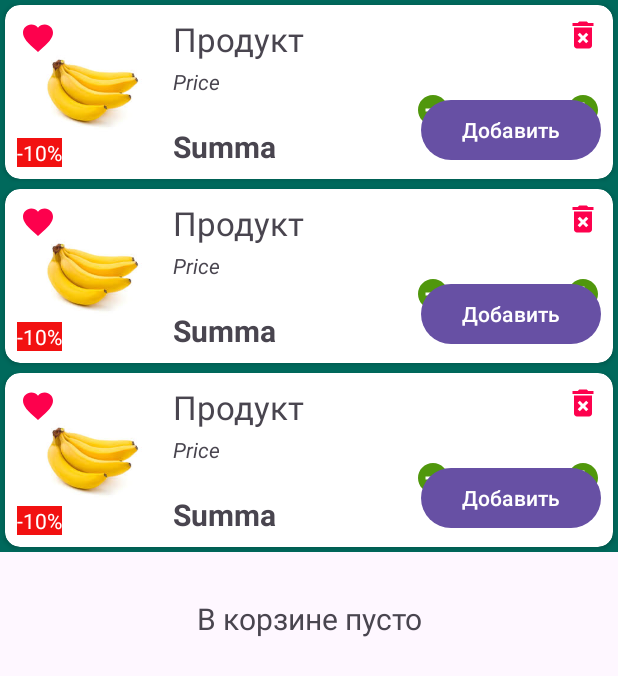
After one commit to DmitriyS2/eStore_kt, an Android app: the layout fragment_for_basket.xml on its own in the app's theme, with its tools: preview values and no code run, on a phone screen of 412 x 824 dp. The commit adds this screen. Shown: the top 676 px of the screen. Run offline under Robolectric (Android 15) with nearby library versions, the phone set to English and light mode, and no system bars.

Commit message:
added basket

```diff
--- a/app/src/main/java/ru/netology/estore/dto/Product.kt
+++ b/app/src/main/java/ru/netology/estore/dto/Product.kt
@@ -12,5 +12,7 @@ data class Product(
     var isDiscount:Boolean = false,
     var minusPercent:Int = 0,
     var isFavorite:Boolean = false,
-    var weight:Double = 0.0
+    var weight:Double = 0.0,
+    var inBasket:Boolean = false,
+    var sum: Double = 0.0
 )
--- a/app/src/main/java/ru/netology/estore/model/FullProduct.kt
+++ b/app/src/main/java/ru/netology/estore/model/FullProduct.kt
@@ -5,5 +5,8 @@ import ru.netology.estore.dto.Product
 
 data class FullProduct(
     var products:List<Product> = emptyList(),
-    var status:String = Data.allGroup
+    var status:String = Data.allGroup,
+    var isEmptyBasket:Boolean = false,
+    var statusBasket:Boolean = false,
+    var statusCatalog:Boolean = false
 )
--- /dev/null
+++ b/app/src/main/res/drawable/button_minus_24.xml
@@ -0,0 +1,5 @@
+<vector android:height="24dp" android:tint="#50970C"
+    android:viewportHeight="24" android:viewportWidth="24"
+    android:width="24dp" xmlns:android="http://schemas.android.com/apk/res/android">
+    <path android:fillColor="@android:color/white" android:pathData="M12,2C6.48,2 2,6.48 2,12s4.48,10 10,10 10,-4.48 10,-10S17.52,2 12,2zM17,13L7,13v-2h10v2z"/>
+</vector>
--- /dev/null
+++ b/app/src/main/res/drawable/button_plus_24.xml
@@ -0,0 +1,5 @@
+<vector android:height="24dp" android:tint="#50970C"
+    android:viewportHeight="24" android:viewportWidth="24"
+    android:width="24dp" xmlns:android="http://schemas.android.com/apk/res/android">
+    <path android:fillColor="@android:color/white" android:pathData="M12,2C6.48,2 2,6.48 2,12s4.48,10 10,10 10,-4.48 10,-10S17.52,2 12,2zM17,13h-4v4h-2v-4L7,13v-2h4L11,7h2v4h4v2z"/>
+</vector>
--- /dev/null
+++ b/app/src/main/res/drawable/delete_green_24.xml
@@ -0,0 +1,5 @@
+<vector android:height="24dp" android:tint="#50970C"
+    android:viewportHeight="24" android:viewportWidth="24"
+    android:width="24dp" xmlns:android="http://schemas.android.com/apk/res/android">
+    <path android:fillColor="@android:color/white" android:pathData="M6,19c0,1.1 0.9,2 2,2h8c1.1,0 2,-0.9 2,-2V7H6v12zM19,4h-3.5l-1,-1h-5l-1,1H5v2h14V4z"/>
+</vector>
--- /dev/null
+++ b/app/src/main/res/drawable/delete_red_24.xml
@@ -0,0 +1,5 @@
+<vector android:height="24dp" android:tint="#FD014D"
+    android:viewportHeight="24" android:viewportWidth="24"
+    android:width="24dp" xmlns:android="http://schemas.android.com/apk/res/android">
+    <path android:fillColor="@android:color/white" android:pathData="M6,19c0,1.1 0.9,2 2,2h8c1.1,0 2,-0.9 2,-2L18,7L6,7v12zM8.46,11.88l1.41,-1.41L12,12.59l2.12,-2.12 1.41,1.41L13.41,14l2.12,2.12 -1.41,1.41L12,15.41l-2.12,2.12 -1.41,-1.41L10.59,14l-2.13,-2.12zM15.5,4l-1,-1h-5l-1,1L5,4v2h14L19,4z"/>
+</vector>
--- a/app/src/main/res/layout/activity_main.xml
+++ b/app/src/main/res/layout/activity_main.xml
@@ -30,7 +30,7 @@
         />
 
     <androidx.constraintlayout.widget.ConstraintLayout
-        android:layout_width="match_parent"
+        android:layout_width="0dp"
         android:layout_height="0dp"
         android:id="@+id/placeHolder"
         app:layout_constraintStart_toStartOf="parent"
@@ -44,6 +44,7 @@
         android:layout_width="0dp"
         android:layout_height="wrap_content"
         app:menu="@menu/bottom_main"
+
         app:layout_constraintBottom_toBottomOf="parent"
         app:layout_constraintStart_toStartOf="parent"
         app:layout_constraintEnd_toEndOf="parent"
--- /dev/null
+++ b/app/src/main/res/layout/fragment_for_basket.xml
@@ -0,0 +1,34 @@
+<?xml version="1.0" encoding="utf-8"?>
+<androidx.constraintlayout.widget.ConstraintLayout xmlns:android="http://schemas.android.com/apk/res/android"
+    xmlns:app="http://schemas.android.com/apk/res-auto"
+    xmlns:tools="http://schemas.android.com/tools"
+    android:layout_width="match_parent"
+    android:layout_height="match_parent"
+    tools:context=".activity.FragmentForBasket">
+
+
+    <TextView
+        android:id="@+id/txEmptyBasket"
+        android:layout_width="wrap_content"
+        android:layout_height="wrap_content"
+        android:gravity="center"
+        android:text="В корзине пусто"
+        android:textSize="20sp"
+        app:layout_constraintBottom_toBottomOf="parent"
+        app:layout_constraintEnd_toEndOf="parent"
+        app:layout_constraintStart_toStartOf="parent"
+        app:layout_constraintTop_toTopOf="parent" />
+
+    <androidx.recyclerview.widget.RecyclerView
+        android:id="@+id/rwProducts"
+        android:layout_width="match_parent"
+        android:layout_height="match_parent"
+        app:layoutManager="androidx.recyclerview.widget.LinearLayoutManager"
+
+        tools:listitem="@layout/item_for_basket_product"
+        app:layout_constraintEnd_toEndOf="parent"
+        app:layout_constraintStart_toStartOf="parent"
+        app:layout_constraintTop_toTopOf="parent" />
+
+
+</androidx.constraintlayout.widget.ConstraintLayout>
--- /dev/null
+++ b/app/src/main/res/layout/item_for_basket_product.xml
@@ -0,0 +1,173 @@
+<?xml version="1.0" encoding="utf-8"?>
+<androidx.constraintlayout.widget.ConstraintLayout xmlns:android="http://schemas.android.com/apk/res/android"
+    xmlns:app="http://schemas.android.com/apk/res-auto"
+    xmlns:tools="http://schemas.android.com/tools"
+    android:layout_width="match_parent"
+    android:layout_height="wrap_content"
+    android:background="@color/green"
+
+    >
+
+
+    <androidx.cardview.widget.CardView
+        android:layout_width="match_parent"
+        android:layout_height="match_parent"
+        app:layout_constraintBottom_toBottomOf="parent"
+        app:layout_constraintEnd_toEndOf="parent"
+        app:layout_constraintStart_toStartOf="parent"
+        app:layout_constraintTop_toTopOf="parent"
+        app:cardCornerRadius="10dp"
+        android:layout_margin="3dp"
+        >
+
+        <androidx.constraintlayout.widget.ConstraintLayout
+            android:layout_width="match_parent"
+            android:layout_height="wrap_content"
+            android:padding="8dp"
+
+            >
+
+
+            <ImageView
+                android:id="@+id/avatar"
+                android:layout_width="100dp"
+                android:layout_height="100dp"
+
+                app:layout_constraintStart_toStartOf="parent"
+                app:layout_constraintTop_toTopOf="parent"
+                tools:src="@drawable/banan" />
+
+            <ImageButton
+                android:id="@+id/buttonLike"
+                android:layout_width="wrap_content"
+                android:layout_height="wrap_content"
+                android:layout_marginTop="2dp"
+                android:layout_marginStart="2dp"
+                android:background="@android:color/transparent"
+                app:layout_constraintStart_toStartOf="@id/avatar"
+                app:layout_constraintTop_toTopOf="@id/avatar"
+                tools:src="@drawable/like_24"
+                />
+
+            <ImageButton
+                android:layout_width="wrap_content"
+                android:layout_height="wrap_content"
+                android:id="@+id/buttonDelete"
+                app:layout_constraintTop_toTopOf="@id/avatar"
+                app:layout_constraintEnd_toEndOf="@id/buttonPlus"
+                android:src="@drawable/delete_red_24"
+                android:background="@android:color/transparent"
+
+                />
+
+            <TextView
+                android:layout_width="wrap_content"
+                android:layout_height="wrap_content"
+                android:id="@+id/txMinusPrice"
+                app:layout_constraintBottom_toBottomOf="@id/avatar"
+                app:layout_constraintStart_toStartOf="@id/avatar"
+                android:background="@color/red"
+                android:textColor="@color/white"
+                tools:text = "-10%"
+
+                />
+
+            <TextView
+                android:id="@+id/txItem"
+                android:layout_width="wrap_content"
+                android:layout_height="wrap_content"
+                android:layout_marginStart="4dp"
+                android:textSize="22sp"
+
+                app:layout_constraintStart_toEndOf="@id/avatar"
+                app:layout_constraintTop_toTopOf="@id/avatar"
+                tools:text="Продукт" />
+
+            <TextView
+                android:id="@+id/txPrice"
+                android:layout_width="0dp"
+                android:layout_height="wrap_content"
+                android:layout_marginTop="4dp"
+                android:textSize="14sp"
+                android:textStyle="italic"
+                app:layout_constraintStart_toStartOf="@id/txItem"
+                app:layout_constraintTop_toBottomOf="@id/txItem"
+                tools:text="Price" />
+
+            <TextView
+                android:id="@+id/txSumma"
+                android:layout_width="0dp"
+                android:layout_height="wrap_content"
+                android:layout_marginTop="8dp"
+                android:textSize="20sp"
+                android:textStyle="bold"
+
+                app:layout_constraintStart_toStartOf="@id/txItem"
+                app:layout_constraintBottom_toBottomOf="@id/avatar"
+                tools:text="Summa" />
+
+            <ImageButton
+                android:layout_width="wrap_content"
+                android:layout_height="wrap_content"
+                app:layout_constraintTop_toTopOf="@id/avatar"
+                app:layout_constraintBottom_toBottomOf="@id/avatar"
+                app:layout_constraintEnd_toEndOf="parent"
+
+                android:src="@drawable/button_plus_24"
+                android:layout_marginTop="24dp"
+                android:background="@android:color/transparent"
+                android:id="@+id/buttonPlus"
+                />
+
+            <TextView
+                android:layout_width="60dp"
+                android:layout_height="wrap_content"
+                app:layout_constraintTop_toTopOf="@id/buttonPlus"
+                app:layout_constraintBottom_toBottomOf="@id/buttonPlus"
+                app:layout_constraintEnd_toStartOf="@id/buttonPlus"
+                android:gravity="center"
+                android:id="@+id/txWeight"
+                android:layout_marginEnd="8dp"
+                tools:text = "0.3 кг"
+                />
+
+            <ImageButton
+                android:layout_width="wrap_content"
+                android:layout_height="wrap_content"
+                app:layout_constraintTop_toTopOf="@id/buttonPlus"
+                app:layout_constraintBottom_toBottomOf="@id/buttonPlus"
+                app:layout_constraintEnd_toStartOf="@id/txWeight"
+
+                android:src="@drawable/button_minus_24"
+                android:layout_marginEnd="8dp"
+
+                android:background="@android:color/transparent"
+                android:id="@+id/buttonMinus"
+                />
+
+
+            <androidx.constraintlayout.widget.Group
+                android:id="@+id/groupWeight"
+                android:layout_width="wrap_content"
+                android:layout_height="wrap_content"
+                app:constraint_referenced_ids="buttonPlus, buttonMinus, txWeight"
+
+                />
+
+            <Button
+                android:id="@+id/buttonAdd"
+                android:layout_width="120dp"
+                android:layout_height="wrap_content"
+
+                android:text="Добавить"
+
+                app:layout_constraintEnd_toEndOf="parent"
+                app:layout_constraintTop_toTopOf="@id/buttonPlus"
+                app:layout_constraintBottom_toBottomOf="@id/avatar" />
+
+        </androidx.constraintlayout.widget.ConstraintLayout>
+
+    </androidx.cardview.widget.CardView>
+
+
+</androidx.constraintlayout.widget.ConstraintLayout>
--- a/app/src/main/res/layout/item_product.xml
+++ b/app/src/main/res/layout/item_for_catalog_product.xml
@@ -77,7 +77,6 @@
             app:layout_constraintEnd_toEndOf="@id/avatar"
             app:layout_constraintTop_toTopOf="@id/avatar"
             tools:src="@drawable/like_24"
-
             />
 
         <TextView
--- a/app/src/main/res/values-night/themes.xml
+++ /dev/null
@@ -1,7 +0,0 @@
-<resources xmlns:tools="http://schemas.android.com/tools">
-    <!-- Base application theme. -->
-    <style name="Base.Theme.EStore" parent="Theme.Material3.DayNight.NoActionBar">
-        <!-- Customize your dark theme here. -->
-        <!-- <item name="colorPrimary">@color/my_dark_primary</item> -->
-    </style>
-</resources>
```
Also changed, not shown: app/src/main/java/ru/netology/estore/activity/FragmentForBasket.kt (added, +100 -0 lines), app/src/main/java/ru/netology/estore/activity/FragmentForCatalog.kt (+20 -10 lines), app/src/main/java/ru/netology/estore/activity/MainActivity.kt (+21 -39 lines), app/src/main/java/ru/netology/estore/adapter/ProductAdapter.kt (+26 -8 lines), app/src/main/java/ru/netology/estore/adapter/ProductInBasketAdapter.kt (added, +130 -0 lines), app/src/main/java/ru/netology/estore/dto/Data.kt (+74 -5 lines), app/src/main/java/ru/netology/estore/viewmodel/MainViewModel.kt (+26 -2 lines).
